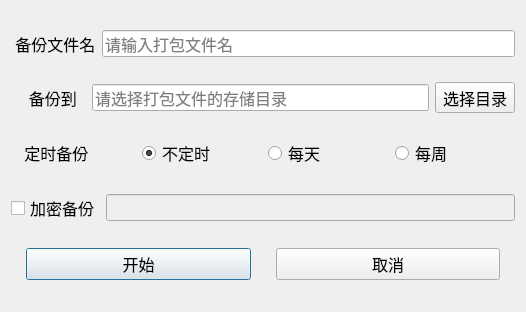
Above: BackupGUI/backupconfigdialog.ui from skifisy/FilesBackup before the change. Below: the same form after it.
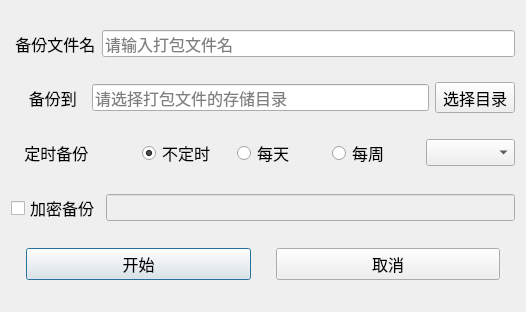
That is the form after the change.

What changed in the file:
```diff
--- a/BackupGUI/backupconfigdialog.ui
+++ b/BackupGUI/backupconfigdialog.ui
@@ -115,6 +115,9 @@
          </property>
         </widget>
        </item>
+       <item>
+        <widget class="QComboBox" name="comboBox"/>
+       </item>
       </layout>
      </item>
     </layout>
```
